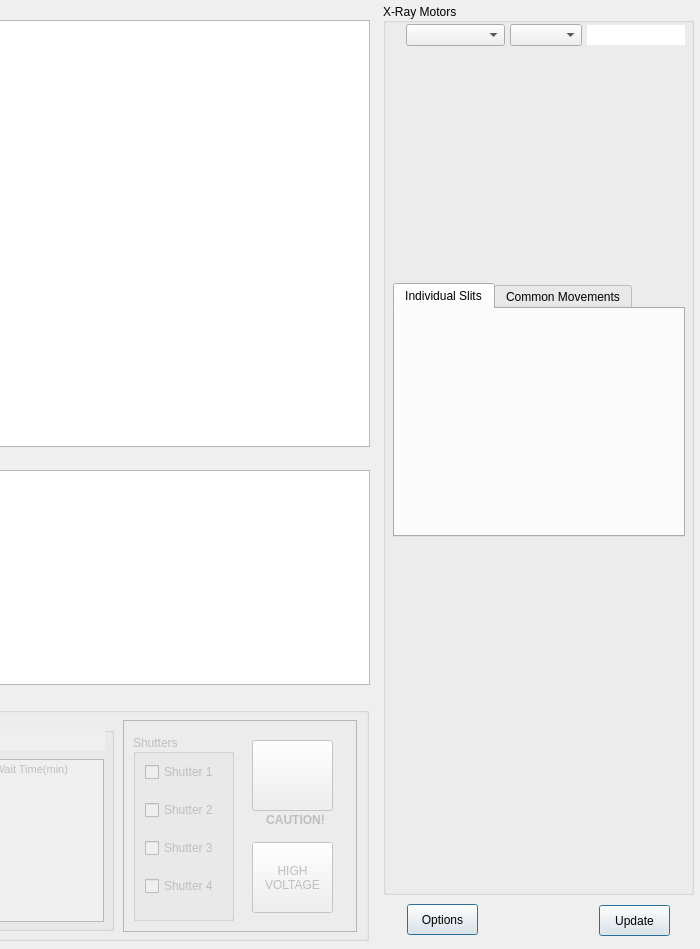
Qt form MotorControlGui/forms/form_motorcontrolgui.ui (slsdetectorgroup/motorControlSoftware) before a commit; both pictures show x 547 to 1247 and y 0 to 949 of the 1247 by 949 pixel window.
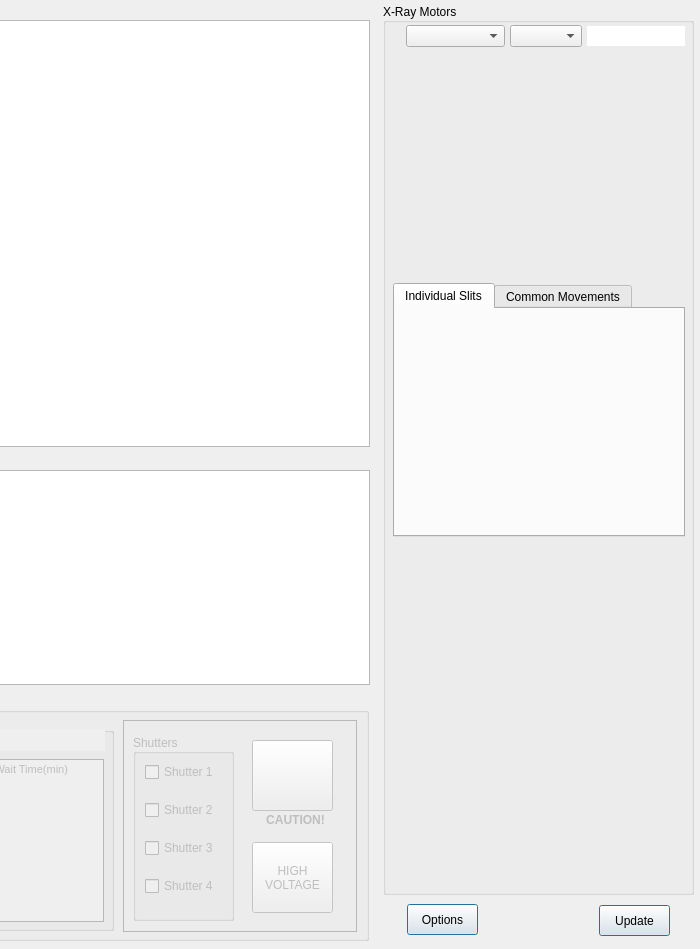
The same form after that commit.

Diff of the .ui file:
```diff
--- a/MotorControlGui/forms/form_motorcontrolgui.ui
+++ b/MotorControlGui/forms/form_motorcontrolgui.ui
@@ -77,7 +77,7 @@
       <x>23</x>
       <y>20</y>
       <width>279</width>
-      <height>24</height>
+      <height>26</height>
      </rect>
     </property>
     <layout class="QHBoxLayout" name="horizontalLayout">
@@ -1655,7 +1655,7 @@
        <rect>
         <x>12</x>
         <y>16</y>
-        <width>81</width>
+        <width>86</width>
         <height>162</height>
        </rect>
       </property>
```
Left out of the diff: 4 changed lines with no effect on the pictures.
